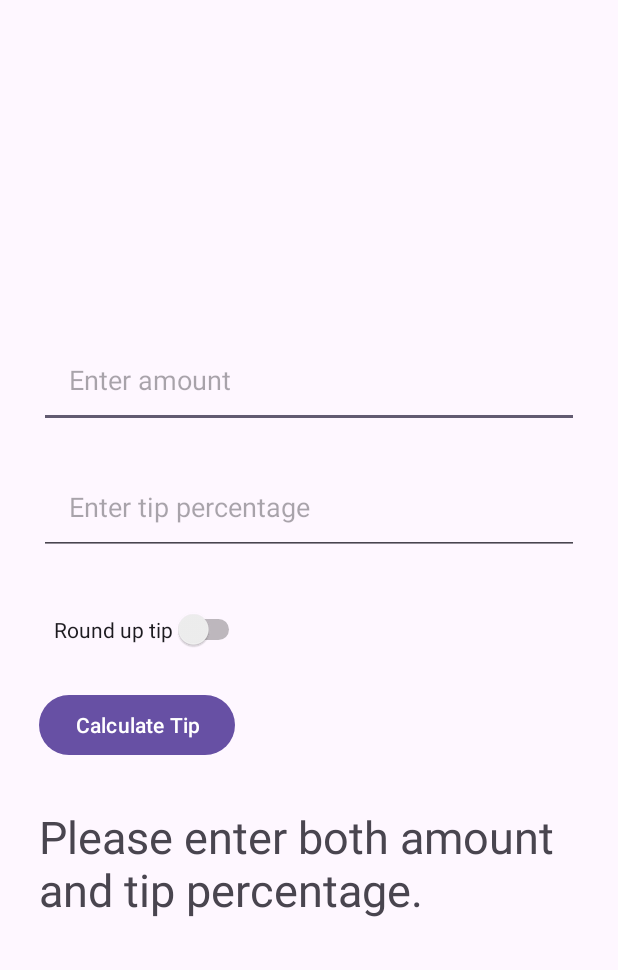
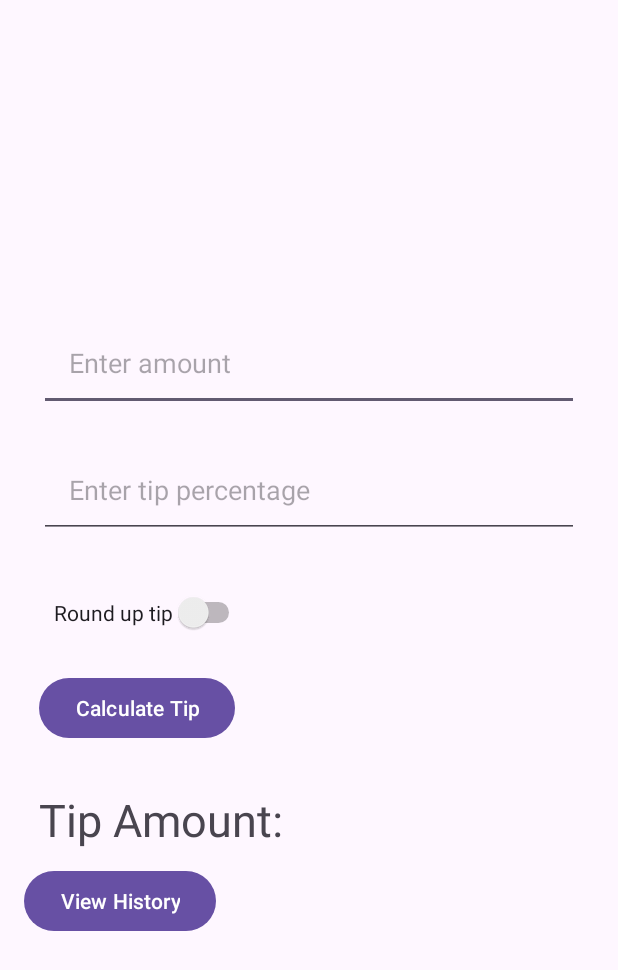
Before and after one commit to yashrajk5/TipCalculator_java, an Android app: the screen it shows after launch (MainActivity), after a tap on "Calculate Tip", on a phone screen of 412 x 824 dp. Shown: the top 970 px of the screen. Run offline under Robolectric (Android 15) with nearby library versions, the phone set to English and light mode, and no system bars.

Commit message:
Final Commits

```diff
--- a/app/src/main/java/com/example/myapplication/MainActivity.java
+++ b/app/src/main/java/com/example/myapplication/MainActivity.java
@@ -5,12 +5,17 @@ import android.os.Bundle;
 import android.widget.Button;
 import android.widget.EditText;
 import android.widget.Switch;
-import android.widget.TextView;
+import android.content.Intent;
+import android.content.SharedPreferences;
 import java.text.DecimalFormat;
 import java.math.BigDecimal;
 import java.math.RoundingMode;
+import java.util.HashSet;
+import java.util.Set;
 
 public class MainActivity extends AppCompatActivity {
+
+    SharedPreferences sharedPreferences;
 
     @Override
     protected void onCreate(Bundle savedInstanceState) {
@@ -21,7 +26,10 @@ public class MainActivity extends AppCompatActivity {
         EditText tipInput = findViewById(R.id.tipInput);
         Switch roundUpSwitch = findViewById(R.id.roundUpSwitch);
         Button calculateButton = findViewById(R.id.calculateButton);
-        TextView resultText = findViewById(R.id.resultText);
+        Button historyButton = findViewById(R.id.historyButton);
+
+        // Initialize SharedPreferences
+        sharedPreferences = getSharedPreferences("TipHistory", MODE_PRIVATE);
 
         calculateButton.setOnClickListener(view -> {
             String amountStr = amountInput.getText().toString();
@@ -41,15 +49,30 @@ public class MainActivity extends AppCompatActivity {
                     }
 
                     DecimalFormat df = new DecimalFormat("0.00");
+                    String formattedTip = df.format(tipAmount);
 
-                    // Display result
-                    resultText.setText("Tip Amount: $" + df.format(tipAmount));
+                    // Save tip history to SharedPreferences
+                    Set<String> tipHistory = sharedPreferences.getStringSet("history", new HashSet<>());
+                    tipHistory.add("Amount: $" + amountStr + ", Tip: $" + formattedTip);
+                    sharedPreferences.edit().putStringSet("history", tipHistory).apply();
+
+                    // Navigate to ResultActivity
+                    Intent intent = new Intent(MainActivity.this, ResultActivity.class);
+                    intent.putExtra("TIP_AMOUNT", formattedTip);
+                    startActivity(intent);
+
                 } catch (NumberFormatException e) {
-                    resultText.setText("Invalid input, please enter valid numbers.");
+                    // Handle invalid input
                 }
             } else {
-                resultText.setText("Please enter both amount and tip percentage.");
+                // Handle empty input
             }
+        });
+
+        // Navigate to HistoryActivity on button click
+        historyButton.setOnClickListener(view -> {
+            Intent intent = new Intent(MainActivity.this, HistoryActivity.class);
+            startActivity(intent);
         });
     }
 }
--- a/app/src/main/res/layout/activity_main.xml
+++ b/app/src/main/res/layout/activity_main.xml
@@ -48,4 +48,12 @@
         android:layout_marginTop="30dp"
         android:text="Tip Amount: "
         android:textSize="30sp" />
+
+    <Button
+        android:id="@+id/historyButton"
+        android:layout_width="wrap_content"
+        android:layout_height="wrap_content"
+        android:layout_marginTop="10dp"
+        android:text="View History" />
+
 </LinearLayout>
```
Also changed, not shown: app/src/main/AndroidManifest.xml (+11 -1 lines).
